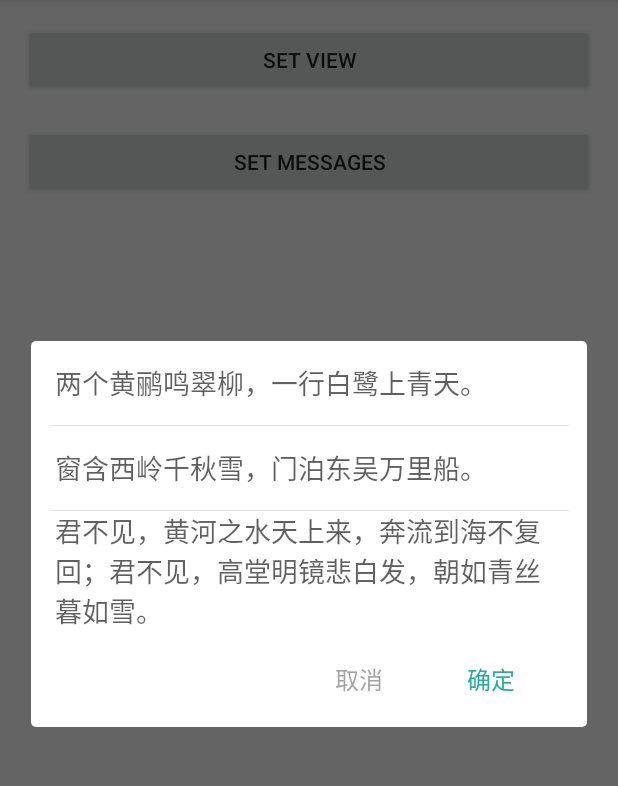
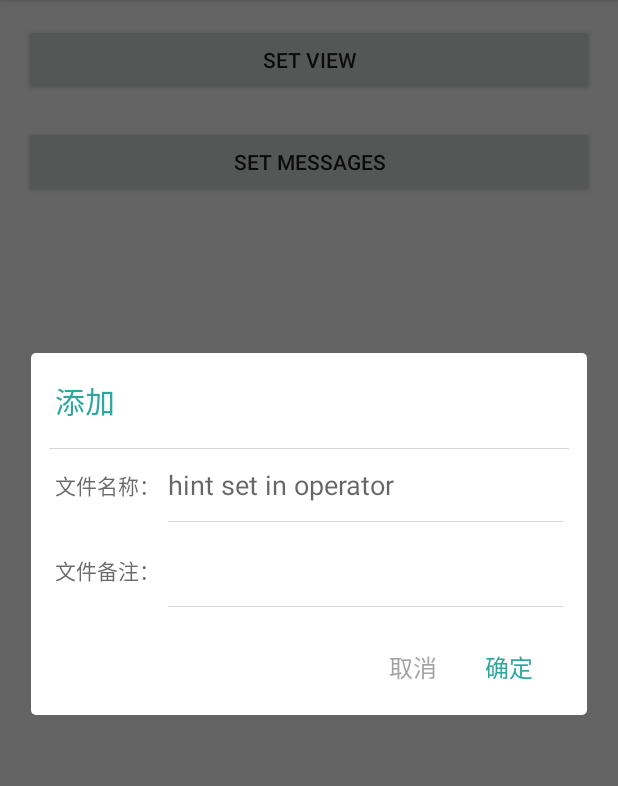
Before and after one commit to guoyoujin/MyDialogFragment, an Android app: the screen it shows after launch (MainActivity), after a tap on "SET VIEW", on a phone screen of 412 x 824 dp, the part 84-870 px from its top. Run offline under Robolectric (Android 15) with nearby library versions, the phone set to English and light mode, and no system bars.

Commit message:
init dialogfragment base

```diff
--- a/app/src/main/java/com/guoyoujin/mydialogfragment/MainActivity.java
+++ b/app/src/main/java/com/guoyoujin/mydialogfragment/MainActivity.java
@@ -7,10 +7,10 @@ import android.support.v7.app.AppCompatActivity;
 import android.util.Log;
 import android.view.View;
 import android.widget.Button;
+import android.widget.EditText;
 import android.widget.Toast;
 
 import com.guoyoujin.dialog.mylibrary.BaseDialogFragment;
-import com.guoyoujin.dialog.mylibrary.MDDialog;
 
 public class MainActivity  extends AppCompatActivity {
 
@@ -30,10 +30,6 @@ public class MainActivity  extends AppCompatActivity {
                 "君不见，黄河之水天上来，奔流到海不复回；君不见，高堂明镜悲白发，朝如青丝暮如雪。"};
         button1 = (Button)this.findViewById(R.id.button1);
         button2 = (Button)this.findViewById(R.id.button2);
-
-        /*final LinearLayout ll = new LinearLayout(this);
-        LayoutInflater.from(this).inflate(R.layout.content, ll);*/
-
         button1.setOnClickListener(new View.OnClickListener() {
 
             @Override
@@ -94,9 +90,17 @@ public class MainActivity  extends AppCompatActivity {
 //                        .setShowButtons(true)
 //                        .create()
 //                        .show();
-                new MDDialog.Builder(MainActivity.this)
-                        .setMessages(messages)
-                        .setTitle("一首古诗")
+                new BaseDialogFragment.Builder(MainActivity.this)
+                    .setContentView(R.layout.content_dialog)
+                    .setContentViewOperator(new BaseDialogFragment.ContentViewOperator() {
+                        @Override
+                        public void operate(View contentView) {
+                            EditText et = (EditText)contentView.findViewById(R.id.edit0);
+                            et.setHint("hint set in operator");
+                        }
+                    })
+//                      .setMessages(messages)
+                    .setTitle("添加")
                     .setNegativeButton(new View.OnClickListener() {
                         @Override
                         public void onClick(View v) {
@@ -105,20 +109,41 @@ public class MainActivity  extends AppCompatActivity {
                     .setPositiveButton(new View.OnClickListener() {
                         @Override
                         public void onClick(View v) {
-                                Toast.makeText(getApplicationContext(), "positive", Toast.LENGTH_SHORT).show();
+
                         }
                     })
-                        .setOnItemClickListener(new MDDialog.OnItemClickListener() {
+                    .setPositiveButtonMultiListener(new BaseDialogFragment.OnMultiClickListener() {
+
+                        @Override
+                        public void onClick(View clickedView, View contentView) {
+                            EditText et = (EditText)contentView.findViewById(R.id.edit0);
+                            Toast.makeText(getApplicationContext(), "edittext 0 : " + et.getText(), Toast.LENGTH_SHORT).show();
+                        }
+                    })
+                    .setNegativeButtonMultiListener(new BaseDialogFragment.OnMultiClickListener() {
+
+                        @Override
+                        public void onClick(View clickedView, View contentView) {
+                            EditText et = (EditText)contentView.findViewById(R.id.edit1);
+                            Toast.makeText(getApplicationContext(), "edittext 1 : " + et.getText(), Toast.LENGTH_SHORT).show();
+                        }
+                    })
+                    .setOnItemClickListener(new BaseDialogFragment.OnItemClickListener() {
                         @Override
                         public void onItemClicked(int index) {
-                                Toast.makeText(getApplicationContext(), messages[index], Toast.LENGTH_SHORT).show();
+                            if (index == 0) {
+                                Toast.makeText(getApplicationContext(), "index 0", Toast.LENGTH_SHORT).show();
+                            } else if (index == 1) {
+                                Toast.makeText(getApplicationContext(), "index 1", Toast.LENGTH_SHORT).show();
+                            } else if (index ==2 ){
+                                Toast.makeText(getApplicationContext(), "index 2", Toast.LENGTH_SHORT).show();
+                            }
                         }
                     })
                     .setWidthMaxDp(600)
-                        .setShowTitle(false)
                     .setShowButtons(true)
                     .create()
-                        .show();
+                    .show(MainActivity.this.getSupportFragmentManager(),"Base");
             }
         });
 
@@ -127,6 +152,32 @@ public class MainActivity  extends AppCompatActivity {
             @TargetApi(Build.VERSION_CODES.HONEYCOMB)
             @Override
             public void onClick(View v) {
+//                new MDDialog.Builder(MainActivity.this)
+//                        .setMessages(messages)
+//                        .setTitle("一首古诗")
+//                        .setNegativeButton(new View.OnClickListener() {
+//                            @Override
+//                            public void onClick(View v) {
+//                            }
+//                        })
+//                        .setPositiveButton(new View.OnClickListener() {
+//                            @Override
+//                            public void onClick(View v) {
+//                                Toast.makeText(getApplicationContext(), "positive", Toast.LENGTH_SHORT).show();
+//                            }
+//                        })
+//                        .setOnItemClickListener(new MDDialog.OnItemClickListener() {
+//                            @Override
+//                            public void onItemClicked(int index) {
+//                                Toast.makeText(getApplicationContext(), messages[index], Toast.LENGTH_SHORT).show();
+//                            }
+//                        })
+//                        .setWidthMaxDp(600)
+//                        .setShowTitle(false)
+//                        .setShowButtons(true)
+//                        .create()
+//                        .show();
+
                 new BaseDialogFragment.Builder(MainActivity.this)
                     .setMessages(messages)
                     .setTitle("一首古诗")
@@ -151,6 +202,7 @@ public class MainActivity  extends AppCompatActivity {
                     .setShowButtons(true)
                     .create()
                     .show(MainActivity.this.getSupportFragmentManager(),"Base");
+
             }
         });
     }
--- /dev/null
+++ b/app/src/main/res/drawable/color_cursor.xml
@@ -0,0 +1,9 @@
+<?xml version="1.0" encoding="utf-8"?>
+<shape xmlns:android="http://schemas.android.com/apk/res/android"
+    android:shape="rectangle" >
+
+    <size android:width="1dp" />
+
+    <solid android:color="#008000" />
+
+</shape>
--- /dev/null
+++ b/app/src/main/res/layout/content_dialog.xml
@@ -0,0 +1,78 @@
+<LinearLayout xmlns:android="http://schemas.android.com/apk/res/android"
+    android:layout_width="match_parent"
+    android:layout_height="wrap_content"
+    android:orientation="vertical" >
+
+    <RelativeLayout
+        android:layout_width="match_parent"
+        android:layout_height="wrap_content"
+        android:orientation="horizontal"
+        android:paddingBottom="8dp"
+        android:paddingLeft="16dp"
+        android:paddingRight="16dp" >
+
+        <TextView
+            android:id="@+id/title0"
+            android:layout_width="wrap_content"
+            android:layout_height="48dp"
+            android:layout_alignParentLeft="true"
+            android:gravity="center"
+            android:text="文件名称："
+            android:textColor="#bb333333" />
+
+        <EditText
+            android:id="@+id/edit0"
+            android:layout_width="match_parent"
+            android:layout_height="48dp"
+            android:layout_marginLeft="5dp"
+            android:layout_toRightOf="@id/title0"
+            android:background="@null"
+            android:textColor="#ee333333"
+            android:textCursorDrawable="@drawable/color_cursor" />
+
+        <View
+            android:layout_width="match_parent"
+            android:layout_height="1px"
+            android:layout_alignLeft="@id/edit0"
+            android:layout_alignRight="@id/edit0"
+            android:layout_below="@id/edit0"
+            android:background="#33333333" />
+    </RelativeLayout>
+
+    <RelativeLayout
+        android:layout_width="match_parent"
+        android:layout_height="wrap_content"
+        android:orientation="horizontal"
+        android:paddingBottom="8dp"
+        android:paddingLeft="16dp"
+        android:paddingRight="16dp" >
+
+        <TextView
+            android:id="@+id/title1"
+            android:layout_width="wrap_content"
+            android:layout_height="48dp"
+            android:layout_alignParentLeft="true"
+            android:gravity="center"
+            android:text="文件备注："
+            android:textColor="#bb333333" />
+
+        <EditText
+            android:id="@+id/edit1"
+            android:layout_width="match_parent"
+            android:layout_height="48dp"
+            android:layout_marginLeft="5dp"
+            android:layout_toRightOf="@id/title1"
+            android:background="@null"
+            android:textColor="#ee333333"
+            android:textCursorDrawable="@drawable/color_cursor" />
+
+        <View
+            android:layout_width="match_parent"
+            android:layout_height="1px"
+            android:layout_alignLeft="@id/edit1"
+            android:layout_alignRight="@id/edit1"
+            android:layout_below="@id/edit1"
+            android:background="#33333333" />
+    </RelativeLayout>
+
+</LinearLayout>
```
Lines whose indentation alone changed are shown as unchanged.
